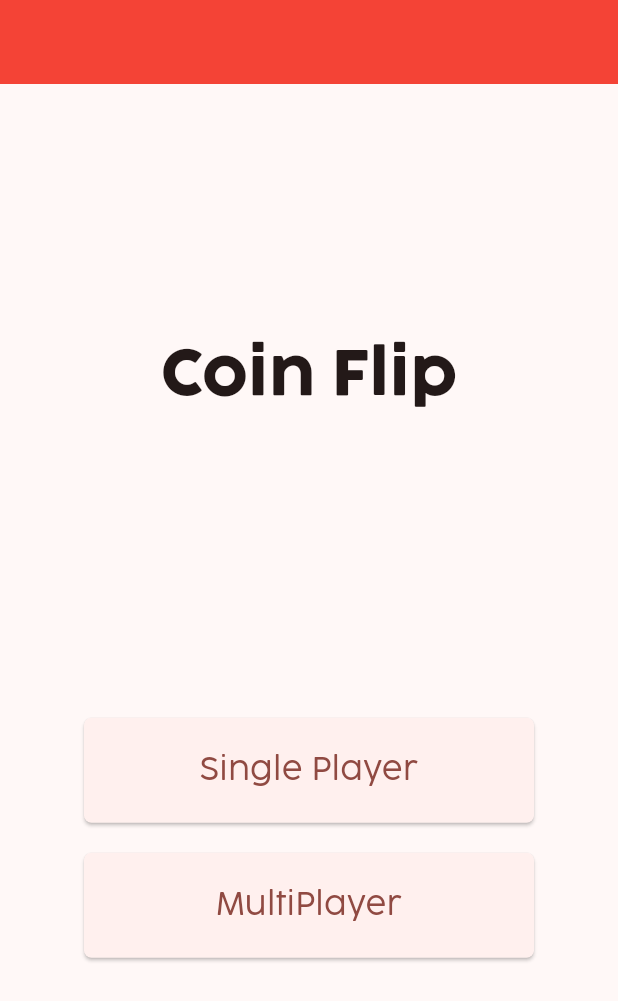
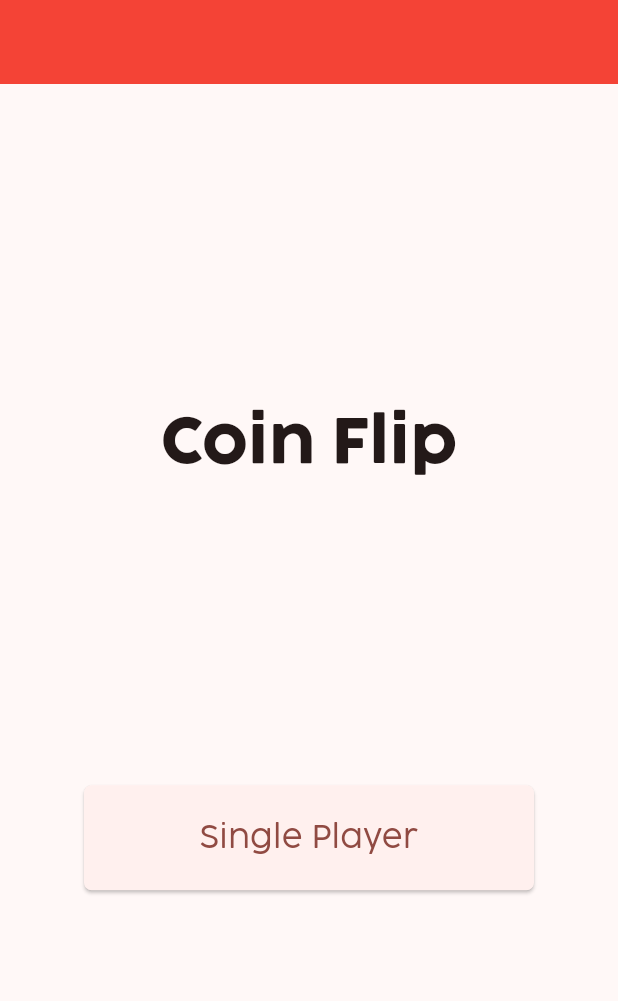
Before and after one commit to PsSergio/Coin-Flip-Futter, a Flutter app: the screen it shows after launch, on a phone screen of 412 x 824 dp. Shown: the top 1001 px of the screen. Run offline on Flutter 3.47's test engine with Material 3 defaults, Android fonts, the phone set to English and light mode, and no system bars; our stand-ins replace lottie.

Commit message:
feat: removing multiplayers page and finishing the project

```diff
--- a/coin_flip/lib/home_page.dart
+++ b/coin_flip/lib/home_page.dart
@@ -1,4 +1,3 @@
-import 'package:coin_flip/two_players.dart';
 import 'package:coin_flip/single_player.dart';
 import 'package:flutter/material.dart';
 
@@ -44,12 +43,6 @@ class HomePageState extends State<HomePage> {
               Container(
                 height: 20,
               ),
-
-              HomeButtonForApp(text: 'MultiPlayer', page: TwoPlayersPage()),
-
-              Container(
-                height: 20,
-              ),
             ],
           ),
         ));
```
Also changed, not shown: coin_flip/lib/two_players.dart (deleted, +0 -20 lines).
